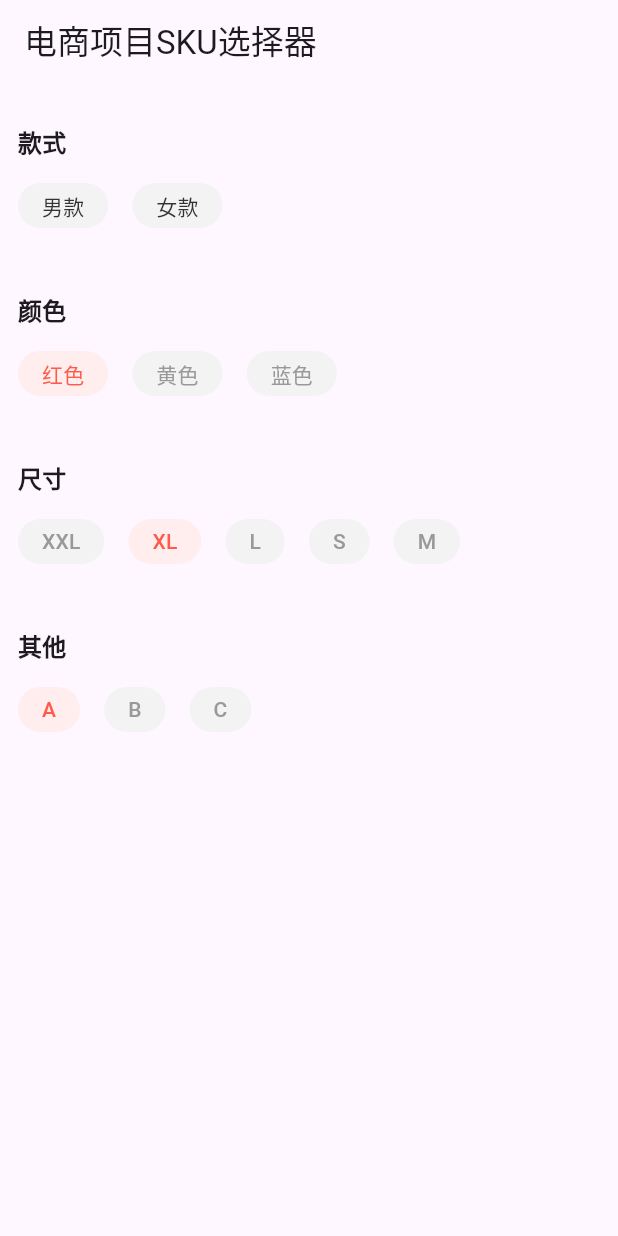
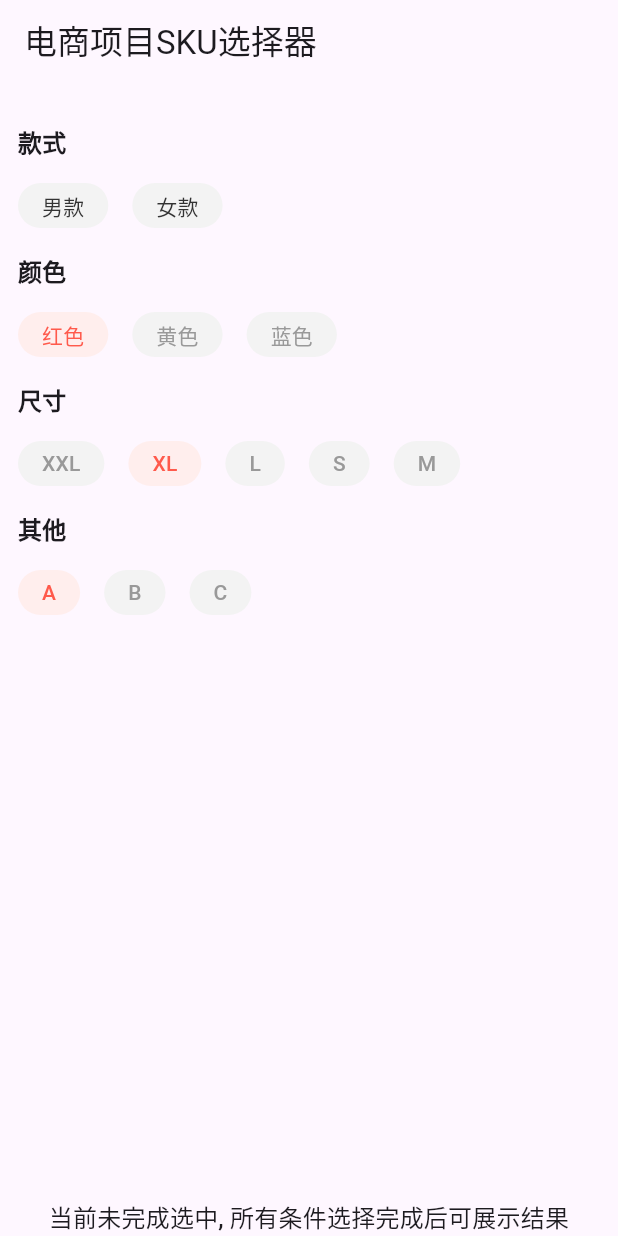
Before and after one commit to flutting/ff_sku_picker, a Flutter app: the screen it shows after launch, after a tap on "男款", on a phone screen of 412 x 824 dp. Run offline on Flutter 3.47's test engine with Material 3 defaults, Android fonts, the phone set to English and light mode, and no system bars.

Commit message:
发版1.0.0

```diff
--- a/example/lib/main.dart
+++ b/example/lib/main.dart
@@ -3,9 +3,12 @@ import 'package:ff_sku_picker/ff_sku_filter.dart';
 import 'package:ff_sku_picker/ff_sku_picker.dart';
 
 void main() {
-  runApp(const MaterialApp(
-    home: SkuTestPage(),
-  ));
+  runApp(
+    const MaterialApp(
+      debugShowCheckedModeBanner: false,
+      home: SkuTestPage(),
+    ),
+  );
 }
 
 // demo
@@ -27,17 +30,29 @@ class SkuTestPageState extends State<SkuTestPage> {
 
   // 选项列表，数组中的对象必须继承自FFOptionsModel，更多属性使用可子类解析json
   List<TestOptionsModel> options = [
-    TestOptionsModel(167, [1, 3, 7, 11], price: '1121', goodsId: '1'), //'男款,红色,XL,A'
-    TestOptionsModel(289, [1, 3, 10, 12], price: '1202', goodsId: '2'), // '男款,红色,M,B'
-    TestOptionsModel(300, [1, 4, 8, 11], price: '1123', goodsId: '3'), // '男款,黄色,L,A'
-    TestOptionsModel(135, [1, 4, 10, 12], price: '1124', goodsId: '4'), // '男款,黄色,M,B'
-    TestOptionsModel(632, [2, 3, 7, 11], price: '1125', goodsId: '5'), // '女款,红色,XL,A'
-    TestOptionsModel(21, [2, 5, 8, 12], price: '1121', goodsId: '6'), // '女款,蓝色,L,B'
-    TestOptionsModel(73, [2, 5, 6, 13], price: '1122', goodsId: '7'), // '女款,蓝色,XXL,C'
-    TestOptionsModel(235, [1, 5, 8, 13], price: '1123', goodsId: '8'), // '男款,蓝色,L,C'
-    TestOptionsModel(5767, [2, 4, 10, 13], price: '1124', goodsId: '9'), // '女款,黄色,M,C'
-    TestOptionsModel(12346, [2, 5, 8, 11], price: '1125', goodsId: '10') //'男款,蓝色,L,A'
+    // '男款,红色,XL,A'
+    TestOptionsModel(167, [1, 3, 7, 11], price: '121', goodsId: '1'),
+    // '男款,红色,M,B'
+    TestOptionsModel(289, [1, 3, 10, 12], price: '102', goodsId: '2'),
+    // '男款,黄色,L,A'
+    TestOptionsModel(300, [1, 4, 8, 11], price: '123', goodsId: '3'),
+    // '男款,黄色,M,B'
+    TestOptionsModel(135, [1, 4, 10, 12], price: '134', goodsId: '4'),
+    // '女款,红色,XL,A'
+    TestOptionsModel(632, [2, 3, 7, 11], price: '105', goodsId: '5'),
+    // '女款,蓝色,L,B'
+    TestOptionsModel(21, [2, 5, 8, 12], price: '119', goodsId: '6'),
+    // '女款,蓝色,XXL,C'
+    TestOptionsModel(73, [2, 5, 6, 13], price: '118', goodsId: '7'),
+    // '男款,蓝色,L,C'
+    TestOptionsModel(235, [1, 5, 8, 13], price: '107', goodsId: '8'),
+    // '女款,黄色,M,C'
+    TestOptionsModel(5767, [2, 4, 10, 13], price: '116', goodsId: '9'),
+    // '男款,蓝色,L,A'
+    TestOptionsModel(12346, [2, 5, 8, 11], price: '115', goodsId: '10')
   ];
+
+  TestOptionsModel? currentModel;
 
   @override
   void initState() {
@@ -51,13 +66,75 @@ class SkuTestPageState extends State<SkuTestPage> {
       appBar: AppBar(
         title: const Text('电商项目SKU选择器'),
       ),
-      body: FFSkuPicker(conditions: conditions, options: options),
+      body: FFSkuPicker(
+        conditions: conditions,
+        options: options,
+        selectedFirst: true,
+        spacing: 16,
+        runSpacing: 16,
+        onSelectItem: (FFOptionsModel? model) {
+          if (model == null) {
+            currentModel = null;
+          } else {
+            currentModel = model as TestOptionsModel;
+            print(
+                '当前选中: ffIndex = ${currentModel!.ffIndex}, goodId = ${currentModel!.goodsId}');
+          }
+          setState(() {});
+        },
+        padding: const EdgeInsets.symmetric(horizontal: 12, vertical: 10),
+        titleBuilder: (index) {
+          return Padding(
+            padding: const EdgeInsets.symmetric(vertical: 16),
+            child: Text(
+              conditions[index].name,
+              style: Theme.of(context).textTheme.titleMedium?.copyWith(
+                    fontWeight: FontWeight.bold,
+                  ),
+            ),
+          );
+        },
+        itemBuilder: (FFIndexPath indexPath, bool available, bool selected) {
+          // 背景色, 选中时高亮
+          Color bgColor =
+              selected ? const Color(0xFFFFEEED) : const Color(0xFFF3F3F3);
+          // 文字颜色, 选中时高亮, 不可用时置灰
+          Color textColor = selected
+              ? const Color(0xFFFF5A4C)
+              : available
+                  ? const Color(0xFF333333)
+                  : const Color(0xFF999999);
+          return Container(
+            padding: const EdgeInsets.symmetric(horizontal: 16, vertical: 5),
+            decoration: BoxDecoration(
+              color: bgColor,
+              borderRadius: BorderRadius.circular(15),
+            ),
+            child: Text(
+              conditions[indexPath.section].contentList[indexPath.index],
+              style: Theme.of(context).textTheme.titleSmall?.copyWith(
+                    color: textColor,
+                  ),
+            ),
+          );
+        },
+      ),
+      bottomNavigationBar: SafeArea(
+        child: Text(
+          currentModel == null
+              ? '当前未完成选中, 所有条件选择完成后可展示结果'
+              : '选中: 第${currentModel!.ffIndex}个可选项, price = ${currentModel!.price}, 可自行添加图片',
+          style: Theme.of(context).textTheme.titleMedium,
+          maxLines: 3,
+          textAlign: TextAlign.center,
+        ),
+      ),
     );
   }
 }
 
 // 非必要
-// json格式, 如果没有附加字段，则直接使用FFOptionsModel即可，否则在字类中逐一添加
+// json格式, 如果没有附加字段，则直接使用FFOptionsModel即可，否则在字类中自由添加
 // {
 //   "stock": "121",
 //   "idList": [1, 5, 8, 13],
--- a/lib/ff_sku_filter.dart
+++ b/lib/ff_sku_filter.dart
@@ -29,6 +29,9 @@ class FFConditionModel {
 class FFOptionsModel {
   int stock;
   List<int> idList;
+
+  // 记录当前选项为第几个
+  int ffIndex = 0;
 
   FFOptionsModel(this.stock, this.idList);
 }
@@ -73,15 +76,15 @@ abstract class FFSKUDataFilterDataSource {
 
 class FFSKUDataFilter {
   _FFSKUCondition? _defaultSku;
+  FFOptionsModel? currentResult;
+  bool selectedFirst;
+  final FFSKUDataFilterDataSource dataSource;
   Set<_FFSKUCondition> _conditions = {};
   Set<FFIndexPath> selectedIndexPaths = {};
   Set<FFIndexPath> availableIndexPathsSet = {};
   Set<FFIndexPath> allAvailableIndexPaths = {};
-  late dynamic currentResult;
-  final FFSKUDataFilterDataSource dataSource;
-  bool needDefaultValue = true;
 
-  FFSKUDataFilter({required this.dataSource}) {
+  FFSKUDataFilter({required this.dataSource, required this.selectedFirst}) {
     selectedIndexPaths = {};
     initPropertiesSkuListData();
   }
@@ -165,7 +168,7 @@ class FFSKUDataFilter {
       }
 
       if (selectedIndexPaths.isEmpty &&
-          needDefaultValue &&
+          selectedFirst &&
           _defaultSku == null) {
         _defaultSku = model;
       }
--- a/lib/ff_sku_picker.dart
+++ b/lib/ff_sku_picker.dart
@@ -1,17 +1,50 @@
 import 'ff_sku_filter.dart';
 import 'package:flutter/material.dart';
-import 'package:flutter/foundation.dart';
 
 class FFSkuPicker extends StatefulWidget {
   const FFSkuPicker({
     super.key,
     required this.conditions,
     required this.options,
+    required this.titleBuilder,
+    required this.itemBuilder,
+    required this.onSelectItem,
+    this.spacing = 0.0,
+    this.runSpacing = 0.0,
+    this.separatorBuilder,
+    this.selectedFirst = false,
+    this.padding = EdgeInsets.zero
   });
 
+  // 条件列表
   final List<FFConditionModel> conditions;
 
+  // 选项列表
   final List<FFOptionsModel> options;
+
+  // 默认选中第一个可用的选项
+  final bool selectedFirst;
+
+  // 内间距
+  final EdgeInsets padding;
+
+  // 选项的行间距 默认0.0.
+  final double spacing;
+
+  // 选项的列间距 默认0.0.
+  final double runSpacing;
+
+  // 分区标题
+  final Widget Function(int index) titleBuilder;
+
+  // 内容
+  final Widget Function(FFIndexPath indexPath, bool available, bool selected)
+      itemBuilder;
+
+  // 用法同ListView
+  final IndexedWidgetBuilder? separatorBuilder;
+
+  final Function (FFOptionsModel? model) onSelectItem;
 
   @override
   State<FFSkuPicker> createState() => _FFSkuPickerState();
@@ -19,12 +52,21 @@ class FFSkuPicker extends StatefulWidget {
 
 class _FFSkuPickerState extends State<FFSkuPicker>
     implements FFSKUDataFilterDataSource {
-  List<FFIndexPath> selectedIndexPaths = [];
-  late final FFSKUDataFilter _filter = FFSKUDataFilter(dataSource: this);
+  late final FFSKUDataFilter _filter = FFSKUDataFilter(
+    dataSource: this,
+    selectedFirst: widget.selectedFirst,
+  );
 
   @override
   void initState() {
-    WidgetsBinding.instance.addPostFrameCallback((timeStamp) {});
+    WidgetsBinding.instance.addPostFrameCallback((timeStamp) {
+      for (int i = 0; i < widget.options.length; i ++) {
+        widget.options[i].ffIndex = i;
+      }
+      if (widget.selectedFirst) {
+        widget.onSelectItem(_filter.currentResult);
+      }
+    });
     super.initState();
   }
 
@@ -35,10 +77,12 @@ class _FFSkuPickerState extends State<FFSkuPicker>
         return buildSectionWidget(index);
       },
       separatorBuilder: (context, index) {
-        return const SizedBox(height: 10);
+        return widget.separatorBuilder != null
+            ? widget.separatorBuilder!(context, index)
+            : const SizedBox(height: 0);
       },
+      padding: widget.padding,
       itemCount: widget.conditions.length,
-      padding: const EdgeInsets.symmetric(horizontal: 12, vertical: 10),
     );
   }
 
@@ -81,64 +125,29 @@ extension _UI on _FFSkuPickerState {
       mainAxisSize: MainAxisSize.min,
       crossAxisAlignment: CrossAxisAlignment.start,
       children: [
-        const SizedBox(height: 16),
-        Text(model.name,
-            style: Theme.of(context)
-                .textTheme
-                .titleMedium
-                ?.copyWith(fontWeight: FontWeight.bold)),
-        const SizedBox(height: 16),
+        widget.titleBuilder(index),
         Wrap(
-          spacing: 16,
-          runSpacing: 16,
+          spacing: widget.spacing,
+          runSpacing: widget.runSpacing,
           children: [
             for (int i = 0; i < model.contentList.length; i++)
               buildRowWidget(FFIndexPath(index, i)),
           ],
         ),
-        const SizedBox(height: 16),
       ],
     );
   }
 
   Widget buildRowWidget(FFIndexPath indexPath) {
-    FFConditionModel model = widget.conditions[indexPath.section];
-    Color bgColor = const Color(0xFFF3F3F3);
-    Color textColor = const Color(0xFF666666);
-
-    if (_filter.availableIndexPathsSet.contains(indexPath)) {
-      textColor = const Color(0xFF333333);
-    } else {
-      textColor = const Color(0xFF999999);
-    }
-
-    if (_filter.selectedIndexPaths.contains(indexPath)) {
-      textColor = const Color(0xFFFF5A4C);
-      bgColor = const Color(0xFFFFEEED);
-    } else {
-      bgColor = const Color(0xFFF3F3F3);
-    }
-
     return GestureDetector(
       onTap: () {
         _filter.didSelectedPropertyWithIndexPath(indexPath);
-        setState(() {});
-        if (kDebugMode) {
-          print('当前选中：${_filter.currentResult}');
-        }
+        widget.onSelectItem(_filter.currentResult);
       },
-      child: Container(
-        padding: const EdgeInsets.symmetric(horizontal: 16, vertical: 5),
-        decoration: BoxDecoration(
-          color: bgColor,
-          borderRadius: BorderRadius.circular(15),
-        ),
-        child: Text(
-          model.contentList[indexPath.index],
-          style: Theme.of(context).textTheme.titleSmall?.copyWith(
-                color: textColor,
-              ),
-        ),
+      child: widget.itemBuilder(
+        indexPath,
+        _filter.availableIndexPathsSet.contains(indexPath),
+        _filter.selectedIndexPaths.contains(indexPath),
       ),
     );
   }
```
Also changed, not shown: pubspec.yaml (+6 -4 lines), 3 other files.
